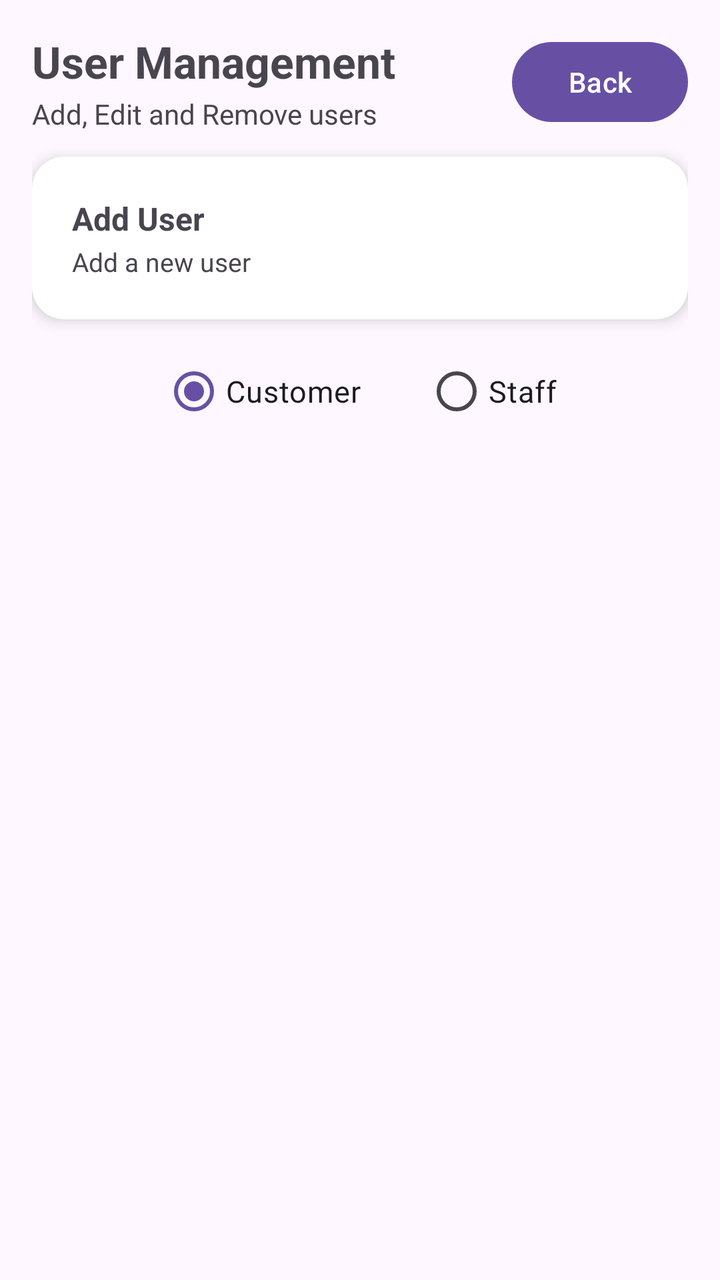
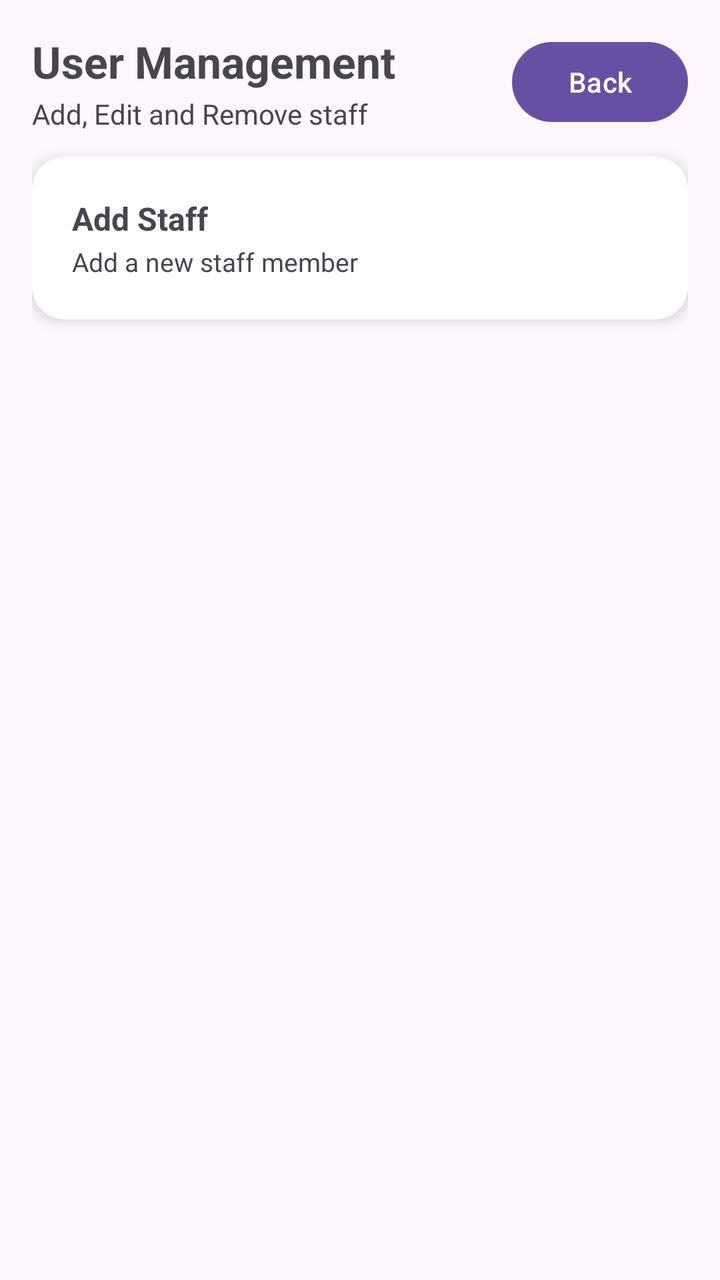

Compare the two renders of this Android layout. The source of the first and the diff that turns it into the second are given below.
<!-- AndroidManifest.xml: application theme Theme.ISCG7424GroupAssessment -->
<!-- res/layout/activity_admin_user_management.xml -->
<?xml version="1.0" encoding="utf-8"?>
<LinearLayout xmlns:android="http://schemas.android.com/apk/res/android"
    xmlns:app="http://schemas.android.com/apk/res-auto"
    xmlns:tools="http://schemas.android.com/tools"
    android:id="@+id/main"
    android:layout_width="match_parent"
    android:layout_height="match_parent"
    android:orientation="vertical"
    android:padding="16dp"
    tools:context=".admin.A_UserManagement">

    <LinearLayout
        android:layout_width="match_parent"
        android:layout_height="wrap_content"
        android:gravity="center_vertical"
        android:orientation="horizontal">

        <LinearLayout
            android:layout_width="wrap_content"
            android:layout_height="wrap_content"
            android:orientation="vertical">

            <TextView
                android:layout_width="wrap_content"
                android:layout_height="wrap_content"
                android:text="User Management"
                android:textSize="22sp"
                android:textStyle="bold"/>

            <TextView
                android:layout_width="wrap_content"
                android:layout_height="wrap_content"
                android:layout_marginTop="2dp"
                android:text="Add, Edit and Remove users"
                android:textSize="14sp"/>
        </LinearLayout>

        <LinearLayout
            android:layout_width="match_parent"
            android:layout_height="wrap_content"
            android:gravity="end|center_vertical"
            android:orientation="horizontal">

            <Button
                android:id="@+id/btn_userBack"
                android:layout_width="wrap_content"
                android:layout_height="wrap_content"
                android:text="Back"/>
        </LinearLayout>
    </LinearLayout>

    <androidx.cardview.widget.CardView
        android:id="@+id/cv_addUser"
        android:layout_width="match_parent"
        android:layout_height="wrap_content"
        android:layout_marginTop="12dp"
        android:clickable="true"
        android:focusable="true"
        android:foreground="?attr/selectableItemBackground"
        app:cardCornerRadius="16dp"
        app:cardElevation="4dp">

        <LinearLayout
            android:layout_width="match_parent"
            android:layout_height="wrap_content"
            android:gravity="center_vertical"
            android:orientation="vertical"
            android:padding="20dp">

            <TextView
                android:layout_width="wrap_content"
                android:layout_height="wrap_content"
                android:text="Add User"
                android:textSize="16sp"
                android:textStyle="bold"/>

            <TextView
                android:layout_width="wrap_content"
                android:layout_height="wrap_content"
                android:layout_marginTop="2dp"
                android:text="Add a new user"
                android:textSize="13sp"/>
        </LinearLayout>
    </androidx.cardview.widget.CardView>

    <RadioGroup
        android:id="@+id/rg_userRole"
        android:layout_width="match_parent"
        android:layout_height="wrap_content"
        android:layout_marginTop="12dp"
        android:gravity="center_horizontal"
        android:orientation="horizontal">

        <RadioButton
            android:id="@+id/rb_customer"
            android:layout_width="wrap_content"
            android:layout_height="wrap_content"
            android:checked="true"
            android:text="Customer"
            android:textSize="15sp"/>

        <RadioButton
            android:id="@+id/rb_staff"
            android:layout_width="wrap_content"
            android:layout_height="wrap_content"
            android:layout_marginStart="32dp"
            android:text="Staff"
            android:textSize="15sp"/>
    </RadioGroup>

    <TextView
        android:id="@+id/tv_emptyUsers"
        android:layout_width="wrap_content"
        android:layout_height="wrap_content"
        android:layout_gravity="center_horizontal"
        android:layout_marginTop="24dp"
        android:text="No users yet"
        android:textSize="16sp"
        android:visibility="gone"/>

    <androidx.recyclerview.widget.RecyclerView
        android:layout_width="match_parent"
        android:layout_height="match_parent"
        android:layout_marginTop="12dp"
        android:clipToPadding="false"
        android:paddingBottom="4dp"
        tools:itemCount="2"
        tools:listitem="@layout/user_item"/>

</LinearLayout>
<!-- res/layout/user_item.xml (included above) -->
<?xml version="1.0" encoding="utf-8"?>
<LinearLayout xmlns:android="http://schemas.android.com/apk/res/android"
    android:layout_width="match_parent"
    android:layout_height="wrap_content"
    xmlns:app="http://schemas.android.com/apk/res-auto"
    android:layout_marginBottom="14dp"
    android:orientation="vertical">

    <TextView
        android:id="@+id/tv_userRole"
        android:layout_width="wrap_content"
        android:layout_height="wrap_content"
        android:background="#D5EEDF"
        android:paddingStart="9dp"
        android:paddingTop="3dp"
        android:paddingEnd="9dp"
        android:paddingBottom="3dp"
        android:text="Customer"
        android:textColor="#17703F"
        android:textSize="12sp"/>

    <androidx.cardview.widget.CardView
        android:layout_width="match_parent"
        android:layout_height="wrap_content"
        android:layout_marginTop="6dp"
        app:cardBackgroundColor="#EDEDED"
        app:cardCornerRadius="12dp"
        app:cardElevation="4dp">

        <LinearLayout
            android:layout_width="match_parent"
            android:layout_height="wrap_content"
            android:orientation="vertical"
            android:padding="12dp">

            <LinearLayout
                android:layout_width="match_parent"
                android:layout_height="wrap_content"
                android:orientation="horizontal">

                <LinearLayout
                    android:layout_width="44dp"
                    android:layout_height="wrap_content"
                    android:gravity="center_horizontal"
                    android:orientation="vertical">

                    <TextView
                        android:id="@+id/tv_userInitials"
                        android:layout_width="44dp"
                        android:layout_height="44dp"
                        android:background="#8A8A8A"
                        android:gravity="center"
                        android:text="JT"
                        android:textColor="#FFFFFF"
                        android:textSize="15sp"
                        android:textStyle="bold"/>

                    <TextView
                        android:id="@+id/tv_userBadge"
                        android:layout_width="wrap_content"
                        android:layout_height="wrap_content"
                        android:layout_marginTop="4dp"
                        android:background="#D5EEDF"
                        android:paddingStart="6dp"
                        android:paddingTop="1dp"
                        android:paddingEnd="6dp"
                        android:paddingBottom="1dp"
                        android:text="cus"
                        android:textColor="#17703F"
                        android:textSize="10sp"/>
                </LinearLayout>

                <LinearLayout
                    android:layout_width="150dp"
                    android:layout_height="wrap_content"
                    android:layout_marginStart="12dp"
                    android:orientation="vertical">

                    <TextView
                        android:id="@+id/tv_userName"
                        android:layout_width="wrap_content"
                        android:layout_height="wrap_content"
                        android:text="John Tan"
                        android:textColor="#2B7A99"
                        android:textSize="16sp"
                        android:textStyle="bold"/>

                    <TextView
                        android:id="@+id/tv_userLoginId"
                        android:layout_width="wrap_content"
                        android:layout_height="wrap_content"
                        android:layout_marginTop="3dp"
                        android:text="ID: john01"
                        android:textSize="13sp"/>

                    <TextView
                        android:id="@+id/tv_userEmail"
                        android:layout_width="wrap_content"
                        android:layout_height="wrap_content"
                        android:layout_marginTop="3dp"
                        android:text="john@email.com"
                        android:textColor="#17703F"
                        android:textSize="13sp"
                        android:textStyle="bold"/>
                </LinearLayout>

                
                <LinearLayout
                    android:layout_width="match_parent"
                    android:layout_height="wrap_content"
                    android:gravity="end|top"
                    android:orientation="horizontal">

                    <LinearLayout
                        android:layout_width="wrap_content"
                        android:layout_height="wrap_content"
                        android:orientation="vertical">

                        <Button
                            android:id="@+id/btn_editUser"
                            android:layout_width="80dp"
                            android:layout_height="wrap_content"
                            android:paddingStart="8dp"
                            android:paddingEnd="8dp"
                            android:text="Edit"
                            android:textSize="13sp"/>

                        <Button
                            android:id="@+id/btn_deleteUser"
                            android:layout_width="80dp"
                            android:layout_height="wrap_content"
                            android:layout_marginTop="4dp"
                            android:paddingStart="8dp"
                            android:paddingEnd="8dp"
                            android:text="Delete"
                            android:textSize="13sp"/>
                    </LinearLayout>
                </LinearLayout>
            </LinearLayout>

            <View
                android:layout_width="match_parent"
                android:layout_height="1dp"
                android:layout_marginTop="10dp"
                android:background="#BDBDBD"/>

            <TextView
                android:id="@+id/tv_userPhone"
                android:layout_width="wrap_content"
                android:layout_height="wrap_content"
                android:layout_marginTop="8dp"
                android:text="021 123 4567"
                android:textColor="#2B7A99"
                android:textSize="12sp"
                android:textStyle="bold"/>
        </LinearLayout>
    </androidx.cardview.widget.CardView>
</LinearLayout>
<!-- resources referenced by this layout -->
<resources>
  <style name="Theme.ISCG7424GroupAssessment" parent="Base.Theme.ISCG7424GroupAssessment" />
  <style name="Base.Theme.ISCG7424GroupAssessment" parent="Theme.Material3.DayNight.NoActionBar">
          
          
      </style>
</resources>

<!-- the commit's change to res/layout/activity_admin_user_management.xml (unified diff, before → after) -->
@@ -6,8 +6,7 @@
     android:layout_width="match_parent"
     android:layout_height="match_parent"
     android:orientation="vertical"
-    android:padding="16dp"
-    tools:context=".admin.A_UserManagement">
+    android:padding="16dp">
 
     <LinearLayout
         android:layout_width="match_parent"
@@ -31,7 +30,7 @@
                 android:layout_width="wrap_content"
                 android:layout_height="wrap_content"
                 android:layout_marginTop="2dp"
-                android:text="Add, Edit and Remove users"
+                android:text="Add, Edit and Remove staff"
                 android:textSize="14sp"/>
         </LinearLayout>
 
@@ -70,7 +69,7 @@
             <TextView
                 android:layout_width="wrap_content"
                 android:layout_height="wrap_content"
-                android:text="Add User"
+                android:text="Add Staff"
                 android:textSize="16sp"
                 android:textStyle="bold"/>
 
@@ -78,35 +77,10 @@
                 android:layout_width="wrap_content"
                 android:layout_height="wrap_content"
                 android:layout_marginTop="2dp"
-                android:text="Add a new user"
+                android:text="Add a new staff member"
                 android:textSize="13sp"/>
         </LinearLayout>
     </androidx.cardview.widget.CardView>
-
-    <RadioGroup
-        android:id="@+id/rg_userRole"
-        android:layout_width="match_parent"
-        android:layout_height="wrap_content"
-        android:layout_marginTop="12dp"
-        android:gravity="center_horizontal"
-        android:orientation="horizontal">
-
-        <RadioButton
-            android:id="@+id/rb_customer"
-            android:layout_width="wrap_content"
-            android:layout_height="wrap_content"
-            android:checked="true"
-            android:text="Customer"
-            android:textSize="15sp"/>
-
-        <RadioButton
-            android:id="@+id/rb_staff"
-            android:layout_width="wrap_content"
-            android:layout_height="wrap_content"
-            android:layout_marginStart="32dp"
-            android:text="Staff"
-            android:textSize="15sp"/>
-    </RadioGroup>
 
     <TextView
         android:id="@+id/tv_emptyUsers"
@@ -119,6 +93,7 @@
         android:visibility="gone"/>
 
     <androidx.recyclerview.widget.RecyclerView
+        android:id="@+id/rv_users"
         android:layout_width="match_parent"
         android:layout_height="match_parent"
         android:layout_marginTop="12dp"
@@ -141,13 +116,13 @@
         android:id="@+id/tv_userRole"
         android:layout_width="wrap_content"
         android:layout_height="wrap_content"
-        android:background="#D5EEDF"
+        android:background="#F4D9E8"
         android:paddingStart="9dp"
         android:paddingTop="3dp"
         android:paddingEnd="9dp"
         android:paddingBottom="3dp"
-        android:text="Customer"
-        android:textColor="#17703F"
+        android:text="Staff"
+        android:textColor="#A3327A"
         android:textSize="12sp"/>
 
     <androidx.cardview.widget.CardView
@@ -191,13 +166,13 @@
                         android:layout_width="wrap_content"
                         android:layout_height="wrap_content"
                         android:layout_marginTop="4dp"
-                        android:background="#D5EEDF"
+                        android:background="#F4D9E8"
                         android:paddingStart="6dp"
                         android:paddingTop="1dp"
                         android:paddingEnd="6dp"
                         android:paddingBottom="1dp"
-                        android:text="cus"
-                        android:textColor="#17703F"
+                        android:text="stf"
+                        android:textColor="#A3327A"
                         android:textSize="10sp"/>
                 </LinearLayout>
 
@@ -235,7 +210,6 @@
                         android:textStyle="bold"/>
                 </LinearLayout>
 
-                
                 <LinearLayout
                     android:layout_width="match_parent"
                     android:layout_height="wrap_content"
@@ -281,7 +255,7 @@
                 android:layout_height="wrap_content"
                 android:layout_marginTop="8dp"
                 android:text="021 123 4567"
-                android:textColor="#2B7A99"
+                android:textColor="#A3327A"
                 android:textSize="12sp"
                 android:textStyle="bold"/>
         </LinearLayout>
